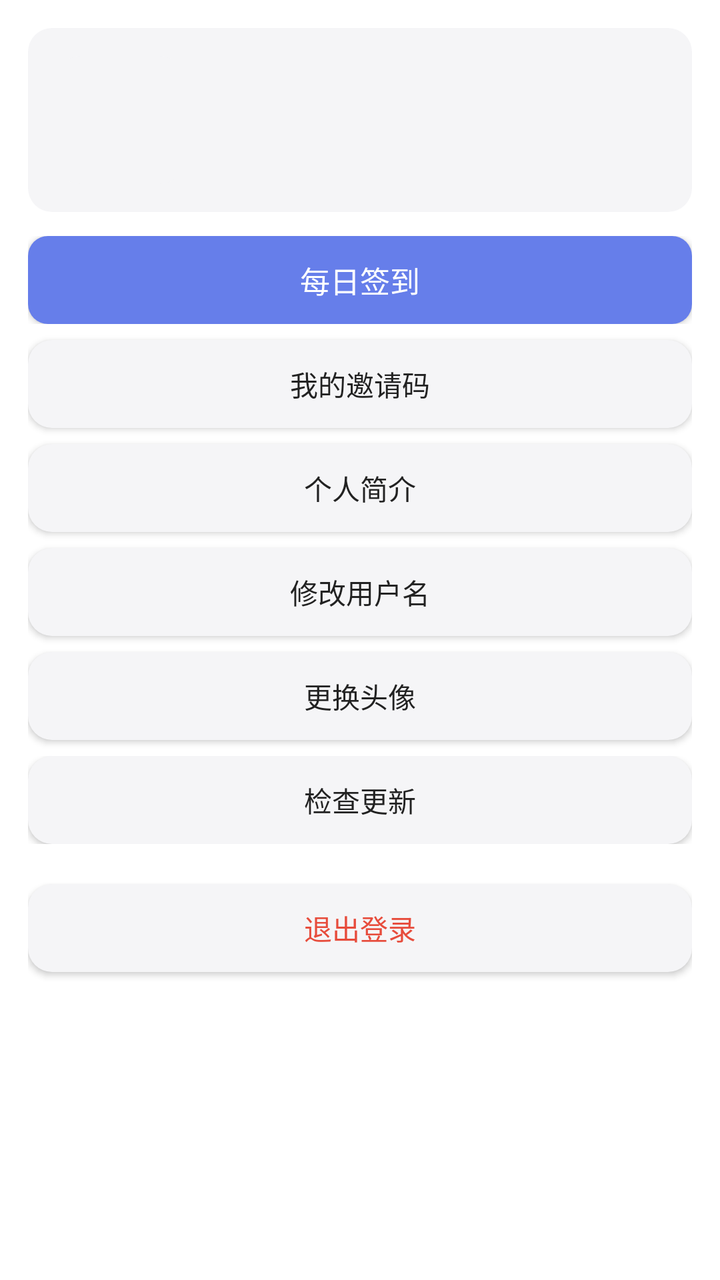
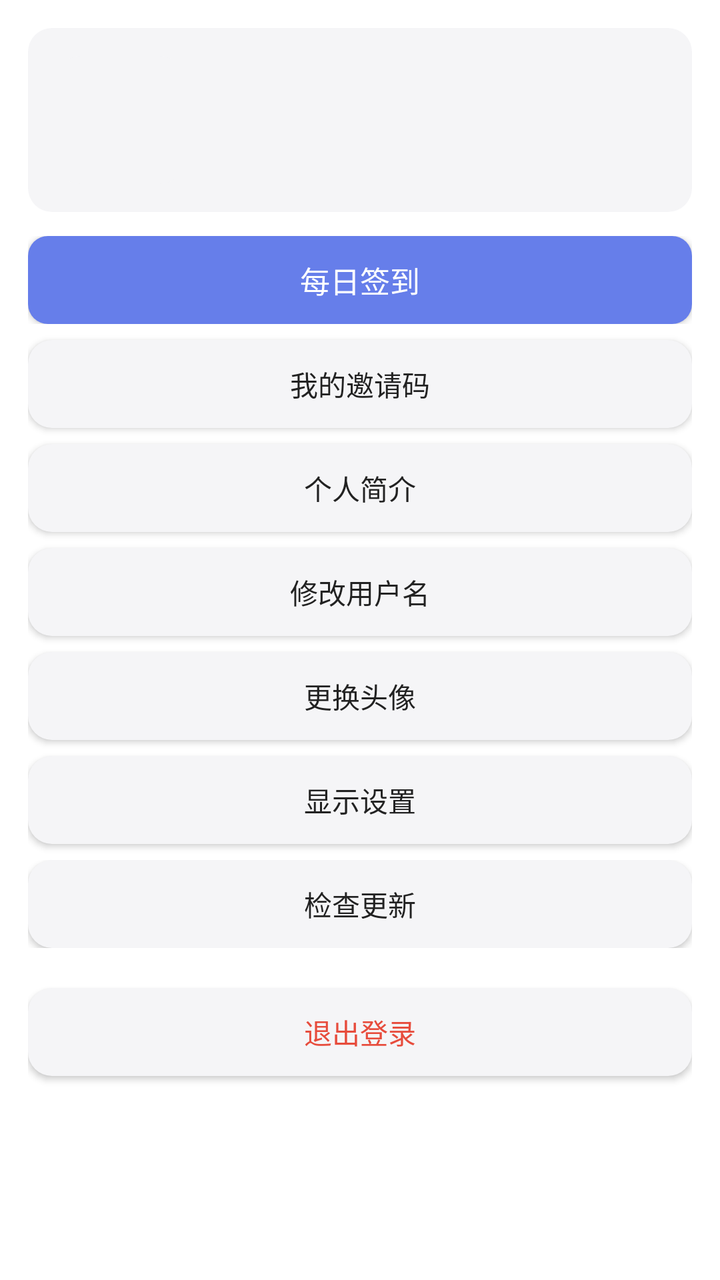

Screens rendered from an Android XML layout before and after an edit, with the pre-edit source and the edit as a unified diff.
<!-- AndroidManifest.xml: application theme AppTheme -->
<!-- res/layout/frag_me.xml -->
<?xml version="1.0" encoding="utf-8"?>
<ScrollView xmlns:android="http://schemas.android.com/apk/res/android"
    android:layout_width="match_parent"
    android:layout_height="match_parent"
    >

    <LinearLayout
        android:layout_width="match_parent"
        android:layout_height="wrap_content"
        android:orientation="vertical"
        android:padding="14dp">

        <LinearLayout
            android:layout_width="match_parent"
            android:layout_height="wrap_content"
            android:background="@drawable/bg_card"
            android:gravity="center_vertical"
            android:orientation="horizontal"
            android:padding="14dp">

            <ImageView
                android:id="@+id/ivAvatar"
                android:layout_width="64dp"
                android:layout_height="64dp"
                android:background="@drawable/bg_card"
                android:contentDescription="@string/tab_me"
                android:scaleType="centerCrop" />

            <LinearLayout
                android:layout_width="0dp"
                android:layout_height="wrap_content"
                android:layout_marginLeft="12dp"
                android:layout_weight="1"
                android:orientation="vertical">

                <TextView
                    android:id="@+id/tvName"
                    android:layout_width="wrap_content"
                    android:layout_height="wrap_content"
                    android:textColor="@color/text"
                    android:textSize="17sp"
                    android:textStyle="bold" />

                <TextView
                    android:id="@+id/tvUid"
                    android:layout_width="wrap_content"
                    android:layout_height="wrap_content"
                    android:layout_marginTop="2dp"
                    android:textColor="@color/text_sub"
                    android:textSize="11sp" />

                <TextView
                    android:id="@+id/tvBio"
                    android:layout_width="wrap_content"
                    android:layout_height="wrap_content"
                    android:layout_marginTop="3dp"
                    android:textColor="@color/text_sub"
                    android:textSize="12sp" />
            </LinearLayout>

            <TextView
                android:id="@+id/tvPts"
                android:layout_width="wrap_content"
                android:layout_height="wrap_content"
                android:textColor="@color/gold"
                android:textSize="15sp"
                android:textStyle="bold" />
        </LinearLayout>

        <FrameLayout
            android:layout_width="match_parent"
            android:layout_height="44dp"
            android:layout_marginTop="12dp">

            <Button
                android:id="@+id/btnSign"
                android:layout_width="match_parent"
                android:layout_height="44dp"
                android:background="@drawable/bg_btn"
                android:text="@string/sec_sign"
                android:textColor="@color/text_light"
                android:textSize="15sp" />

            <ProgressBar
                android:id="@+id/pbSign"
                android:layout_width="30dp"
                android:layout_height="30dp"
                android:layout_gravity="center"
                android:visibility="gone" />
        </FrameLayout>

        <Button
            android:id="@+id/btnInvite"
            android:layout_width="match_parent"
            android:layout_height="44dp"
            android:layout_marginTop="8dp"
            android:background="@drawable/bg_card"
            android:text="@string/me_invite"
            android:textColor="@color/text"
            android:textSize="14sp" />

        <Button
            android:id="@+id/btnBio"
            android:layout_width="match_parent"
            android:layout_height="44dp"
            android:layout_marginTop="8dp"
            android:background="@drawable/bg_card"
            android:text="@string/me_bio"
            android:textColor="@color/text"
            android:textSize="14sp" />

        <Button
            android:id="@+id/btnRename"
            android:layout_width="match_parent"
            android:layout_height="44dp"
            android:layout_marginTop="8dp"
            android:background="@drawable/bg_card"
            android:text="@string/me_rename"
            android:textColor="@color/text"
            android:textSize="14sp" />

        <Button
            android:id="@+id/btnAvatar"
            android:layout_width="match_parent"
            android:layout_height="44dp"
            android:layout_marginTop="8dp"
            android:background="@drawable/bg_card"
            android:text="更换头像"
            android:textColor="@color/text"
            android:textSize="14sp" />

        <FrameLayout
            android:layout_width="match_parent"
            android:layout_height="44dp"
            android:layout_marginTop="8dp">

            <Button
                android:id="@+id/btnUpdate"
                android:layout_width="match_parent"
                android:layout_height="44dp"
                android:background="@drawable/bg_card"
                android:text="检查更新"
                android:textColor="@color/text"
                android:textSize="14sp" />

            <ProgressBar
                android:id="@+id/pbUpdate"
                android:layout_width="26dp"
                android:layout_height="26dp"
                android:layout_gravity="center"
                android:visibility="gone" />
        </FrameLayout>

        <Button
            android:id="@+id/btnLogout"
            android:layout_width="match_parent"
            android:layout_height="44dp"
            android:layout_marginTop="20dp"
            android:background="@drawable/bg_card"
            android:text="@string/me_logout"
            android:textColor="@color/danger"
            android:textSize="14sp" />

        <TextView
            android:id="@+id/tvVer"
            android:layout_width="match_parent"
            android:layout_height="wrap_content"
            android:layout_marginTop="16dp"
            android:gravity="center"
            android:textColor="@color/text_sub"
            android:textSize="11sp" />
    </LinearLayout>
</ScrollView>
<!-- resources referenced by this layout -->
<resources>
  <color name="danger">#E74C3C</color>
  <color name="gold">#E8B923</color>
  <color name="text">#222222</color>
  <color name="text_light">#FFFFFF</color>
  <color name="text_sub">#8A8A94</color>
  <!-- drawable bg_btn (drawable) -->
  <?xml version="1.0" encoding="utf-8"?>
  <shape xmlns:android="http://schemas.android.com/apk/res/android" android:shape="rectangle">
      <solid android:color="@color/accent" />
      <corners android:radius="10dp" />
  </shape>
  <!-- drawable bg_card (drawable) -->
  <?xml version="1.0" encoding="utf-8"?>
  <shape xmlns:android="http://schemas.android.com/apk/res/android" android:shape="rectangle">
      <solid android:color="@color/bg_panel" />
      <corners android:radius="12dp" />
  </shape>
  <string name="me_bio">个人简介</string>
  <string name="me_invite">我的邀请码</string>
  <string name="me_logout">退出登录</string>
  <string name="me_rename">修改用户名</string>
  <string name="sec_sign">每日签到</string>
  <string name="tab_me">我的</string>
  <style name="AppTheme" parent="@android:style/Theme.Material.Light.NoActionBar">
          <item name="android:colorPrimary">@color/primary</item>
          <item name="android:colorPrimaryDark">@color/primaryDark</item>
          <item name="android:colorAccent">@color/accent</item>
          <item name="android:windowBackground">@color/bg</item>
          <item name="android:statusBarColor">@color/primaryDark</item>
          <item name="android:windowLightStatusBar">false</item>
      </style>
  <color name="accent">#667EEA</color>
  <color name="bg_panel">#F5F5F7</color>
  <color name="primary">#2B2B40</color>
  <color name="primaryDark">#1B1B28</color>
  <color name="bg">#FFFFFF</color>
</resources>

<!-- the commit's change to res/layout/frag_me.xml (unified diff, before → after) -->
@@ -129,6 +129,17 @@
             android:textColor="@color/text"
             android:textSize="14sp" />
 
+        
+        <Button
+            android:id="@+id/btnDisplay"
+            android:layout_width="match_parent"
+            android:layout_height="44dp"
+            android:layout_marginTop="8dp"
+            android:background="@drawable/bg_card"
+            android:text="显示设置"
+            android:textColor="@color/text"
+            android:textSize="14sp" />
+
         <FrameLayout
             android:layout_width="match_parent"
             android:layout_height="44dp"
